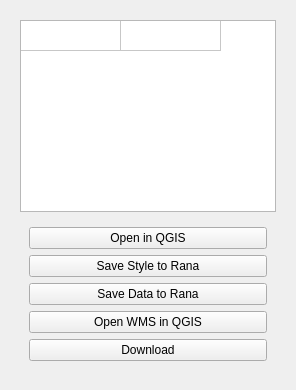
First picture: the form in rana_qgis_plugin/widgets/ui/rana.ui, repository nens/rana-qgis-plugin, before the edit.
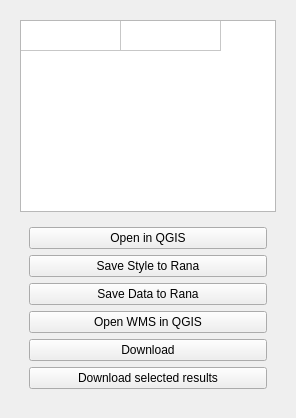
Second picture: the form after the edit. The open tabs and pages were chosen to show the change.

Commit message: stub result browser

The edit to the form file:
```diff
--- a/rana_qgis_plugin/widgets/ui/rana.ui
+++ b/rana_qgis_plugin/widgets/ui/rana.ui
@@ -159,6 +159,13 @@
             </property>
            </widget>
           </item>
+          <item>
+           <widget class="QPushButton" name="btn_download_results">
+            <property name="text">
+             <string>Download selected results</string>
+            </property>
+           </widget>
+          </item>
          </layout>
         </widget>
        </item>
```
The commit also changes 3 other files.
